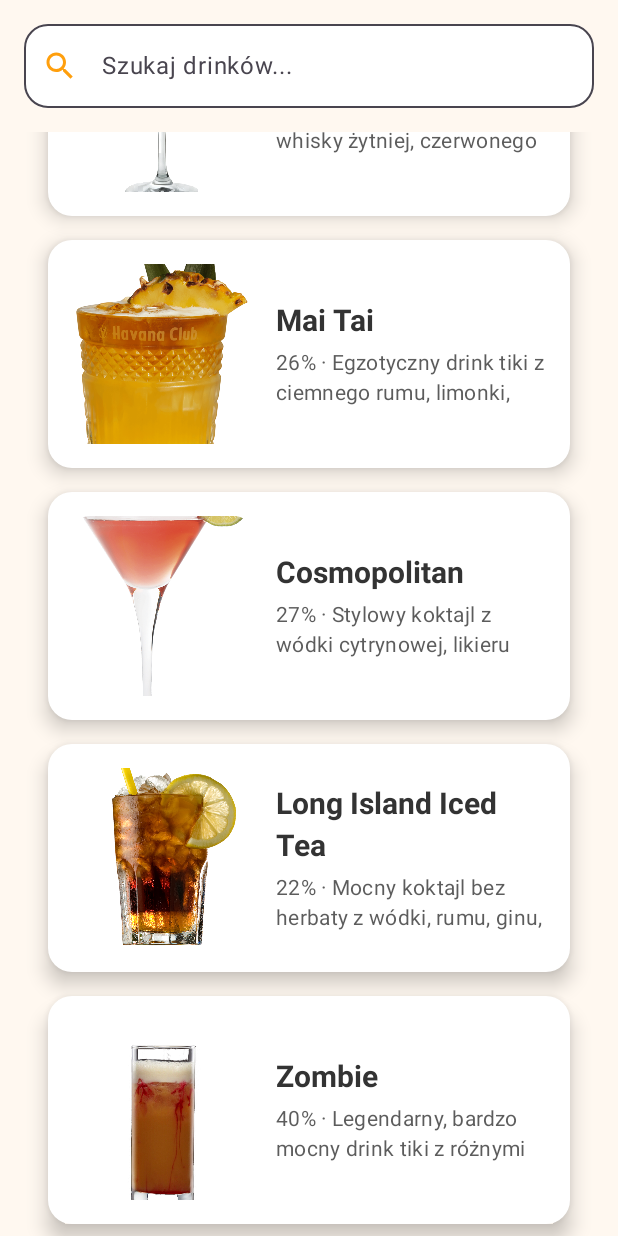
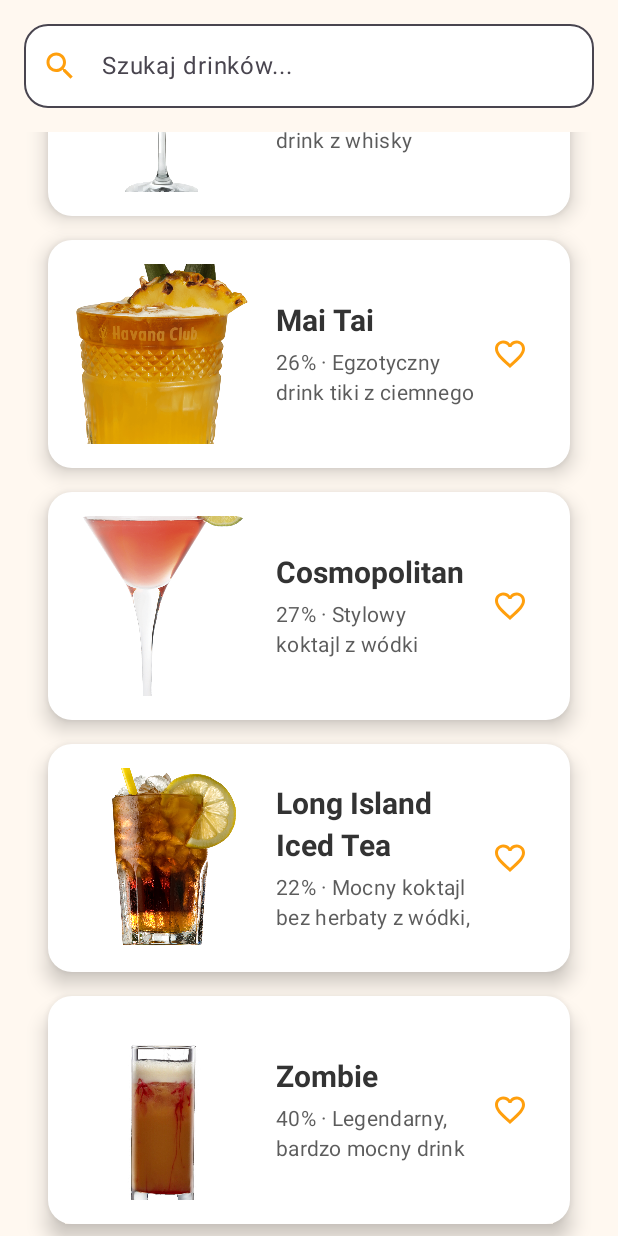
Before and after one commit to Michaszek224/aplikacjeMobilne, an Android app built with Jetpack Compose: the screen it shows after launch (MainActivity), scrolled down 944 dp, on a phone screen of 412 x 824 dp. Run offline under Robolectric (Android 15) with nearby library versions, the phone set to English and light mode, and no system bars.

Commit message:
small fixes

```diff
--- a/app/src/main/AndroidManifest.xml
+++ b/app/src/main/AndroidManifest.xml
@@ -3,6 +3,7 @@
     xmlns:tools="http://schemas.android.com/tools">
 
     <application
+
         android:allowBackup="true"
         android:dataExtractionRules="@xml/data_extraction_rules"
         android:fullBackupContent="@xml/backup_rules"
--- a/app/src/main/java/com/example/aplikacjadrinkowa/MainActivity.kt
+++ b/app/src/main/java/com/example/aplikacjadrinkowa/MainActivity.kt
@@ -6,6 +6,7 @@ import androidx.compose.material3.Icon
 import android.os.Bundle
 import androidx.activity.ComponentActivity
 import androidx.activity.compose.setContent
+import androidx.compose.animation.AnimatedContent
 import androidx.compose.foundation.Image
 import androidx.compose.foundation.isSystemInDarkTheme
 import androidx.compose.foundation.layout.*
@@ -26,16 +27,27 @@ import androidx.compose.ui.res.painterResource
 import androidx.compose.ui.unit.dp
 import kotlinx.coroutines.delay
 import androidx.compose.material.icons.Icons
+import androidx.compose.material.icons.filled.Favorite
 import androidx.compose.material.icons.filled.Pause
 import androidx.compose.material.icons.filled.PlayArrow
 import androidx.compose.material.icons.filled.Refresh
 import androidx.compose.material.icons.filled.Search
+import androidx.compose.material.icons.outlined.FavoriteBorder
 import androidx.compose.ui.text.font.FontWeight
 import androidx.compose.ui.text.input.KeyboardCapitalization
 import androidx.compose.ui.unit.sp
 import androidx.compose.ui.window.Dialog
 import androidx.compose.ui.window.DialogProperties
 import androidx.compose.runtime.saveable.rememberSaveable
+import androidx.compose.animation.AnimatedVisibility
+import androidx.compose.animation.core.animateFloatAsState
+import androidx.compose.animation.fadeIn
+import androidx.compose.animation.fadeOut
+import androidx.compose.foundation.gestures.detectTapGestures
+import androidx.compose.ui.draw.scale
+import androidx.compose.ui.input.pointer.pointerInput
+import androidx.compose.animation.togetherWith
+import androidx.compose.animation.core.tween
 
 class MainActivity : ComponentActivity() {
     override fun onCreate(savedInstanceState: Bundle?) {
@@ -106,33 +118,36 @@ private fun DrinkAppTheme(
 private fun DrinkAppContent() {
     var selectedDrinkName by rememberSaveable { mutableStateOf<String?>(null) }
     var showRecipe by rememberSaveable { mutableStateOf(false) }
-    var searchQuery by remember { mutableStateOf("") }
+    var searchQuery by rememberSaveable { mutableStateOf("") }
 
     val selectedDrink = drinks.firstOrNull { it.name == selectedDrinkName }
+    val filteredDrinks = drinks.filter { it.name.contains(searchQuery, ignoreCase = true) }
 
-    Column(modifier = Modifier.fillMaxSize()) {
-        SearchBar(searchQuery, { searchQuery = it })
+    AnimatedContent(targetState = selectedDrink) { drink ->
+        if (drink == null) {
+            Column {
+                SearchBar(searchQuery) { searchQuery = it }
                 DrinkList(
-            drinks = drinks.filter { it.name.contains(searchQuery, true) },
-            onDrinkClick = { selectedDrinkName = it.name }
+                    drinks = filteredDrinks,
+                    onDrinkClick = { clickedDrink ->
+                        selectedDrinkName = clickedDrink.name
+                    }
                 )
             }
-
-    selectedDrink?.let { drink ->
+        } else {
             DrinkDetailsDialog(
                 drink = drink,
                 onDismiss = { selectedDrinkName = null },
                 onShowRecipe = { showRecipe = true }
             )
         }
+    }
 
-    if (showRecipe) {
-        selectedDrink?.let { drink ->
+    if (showRecipe && selectedDrink != null) {
         RecipeDialog(
-                drink = drink,
+            drink = selectedDrink,
             onDismiss = { showRecipe = false }
         )
-        }
     }
 }
 
@@ -165,25 +180,56 @@ private fun SearchBar(query: String, onQueryChange: (String) -> Unit) {
 
 @Composable
 private fun DrinkList(drinks: List<Drink>, onDrinkClick: (Drink) -> Unit) {
-    LazyColumn(modifier = Modifier.padding(horizontal = 16.dp)) {
+    var isListVisible by remember { mutableStateOf(false) }
+
+    LaunchedEffect(drinks) { // Uruchom po załadowaniu drinków
+        isListVisible = true
+    }
+
+    AnimatedVisibility(
+        visible = isListVisible,
+        enter = fadeIn(),
+        exit = fadeOut()
+    ) {
+        LazyColumn(
+            modifier = Modifier
+                .padding(horizontal = 16.dp)
+        ) {
             items(drinks) { drink ->
                 DrinkListItem(drink) { onDrinkClick(drink) }
+            }
         }
     }
 }
 
 @Composable
 private fun DrinkListItem(drink: Drink, onClick: () -> Unit) {
+    var isCurrentlyFavorite by rememberSaveable { mutableStateOf(drink.isFavorite) }
+    var pressed by remember { mutableStateOf(false) } // Stan naciśnięcia
+    val scale by animateFloatAsState(if (pressed) 0.98f else 1f, label = "CardScaleAnimation") // Animacja skali
+
+
     Card(
         onClick = onClick,
         modifier = Modifier
             .fillMaxWidth()
-            .padding(horizontal = 16.dp, vertical = 8.dp),
+            .padding(horizontal = 16.dp, vertical = 8.dp)
+            .scale(scale) // <--- Zastosuj skalę
+            .pointerInput(Unit) { // <--- Dodaj obsługę dotyku
+                detectTapGestures(
+                    onPress = {
+                        pressed = true
+                        tryAwaitRelease()
+                        pressed = false
+                    },
+                    // onTap = { onClick() } // onClick jest już w Card, więc nie dubluj, chyba że potrzebujesz specjalnej logiki
+                )
+            },
         elevation = CardDefaults.cardElevation(8.dp),
         shape = RoundedCornerShape(16.dp),
         colors = CardDefaults.cardColors(
             containerColor = MaterialTheme.colorScheme.surface,
-            contentColor   = MaterialTheme.colorScheme.onSurface
+            contentColor = MaterialTheme.colorScheme.onSurface
         )
     ) {
         Row(
@@ -213,6 +259,25 @@ private fun DrinkListItem(drink: Drink, onClick: () -> Unit) {
                         text = "${drink.percent}% · ${drink.description}",
                         style = MaterialTheme.typography.bodyMedium,
                         maxLines = 2
+                    )
+                }
+            }
+            IconButton(onClick = {
+                isCurrentlyFavorite = !isCurrentlyFavorite
+                drink.isFavorite = isCurrentlyFavorite
+            }) {
+                AnimatedContent(
+                    targetState = isCurrentlyFavorite,
+                    transitionSpec = {
+                        fadeIn(animationSpec = tween(durationMillis = 200)) togetherWith
+                                fadeOut(animationSpec = tween(durationMillis = 200))
+                    },
+                    label = "FavoriteIconAnimation"
+                ) { targetState ->
+                    Icon(
+                        imageVector = if (targetState) Icons.Filled.Favorite else Icons.Outlined.FavoriteBorder,
+                        contentDescription = if (targetState) "Remove from Favorites" else "Add to Favorites",
+                        tint = PrimaryColor
                     )
                 }
             }
@@ -358,31 +423,33 @@ private fun TimerComponent() {
             horizontalArrangement = Arrangement.spacedBy(12.dp),
             verticalAlignment = Alignment.CenterVertically
         ) {
-            FilledTonalButton(
-                onClick = { isRunning = !isRunning },
-                colors = ButtonDefaults.filledTonalButtonColors(
-                    containerColor = if (isRunning) TertiaryColor else MaterialTheme.colorScheme.primary
+            IconButton(onClick = { isRunning = !isRunning }) {
+                AnimatedContent(
+                    targetState = isRunning,
+                    label = "PlayPauseIconAnimation"
+                ) { targetIsRunning ->
+                    Icon(
+                        imageVector = if (targetIsRunning) Icons.Default.Pause else Icons.Default.PlayArrow,
+                        contentDescription = if (targetIsRunning) "Pause" else "Play",
+                        tint = MaterialTheme.colorScheme.primary
                     )
-            ) {
-                Icon(
-                    imageVector = if (isRunning) Icons.Default.Pause else Icons.Default.PlayArrow,
-                    contentDescription = null
-                )
-                Spacer(Modifier.width(4.dp))
-                Text(if (isRunning) "Pauza" else "Start")
+                }
             }
 
-            OutlinedButton(
-                onClick = { time = 0 },
-                border = ButtonDefaults.outlinedButtonBorder.copy(width = 1.dp)
-            ) {
-                Icon(Icons.Default.Refresh, null)
-                Spacer(Modifier.width(4.dp))
-                Text("Reset")
+            IconButton(onClick = {
+                time = 0
+                isRunning = false
+            }) {
+                Icon(
+                    imageVector = Icons.Default.Refresh,
+                    contentDescription = "Reset",
+                    tint = MaterialTheme.colorScheme.secondary
+                )
             }
         }
     }
 }
+
 
 
 
@@ -392,7 +459,8 @@ data class Drink(
     val percent: Int,
     val description: String,
     val imageRes: Int,
-    val ingredients: List<String>
+    val ingredients: List<String>,
+    var isFavorite: Boolean = false // Add this line
 ) : Parcelable
 
 private val drinks = listOf(
```
Lines whose indentation alone changed are shown as unchanged.
